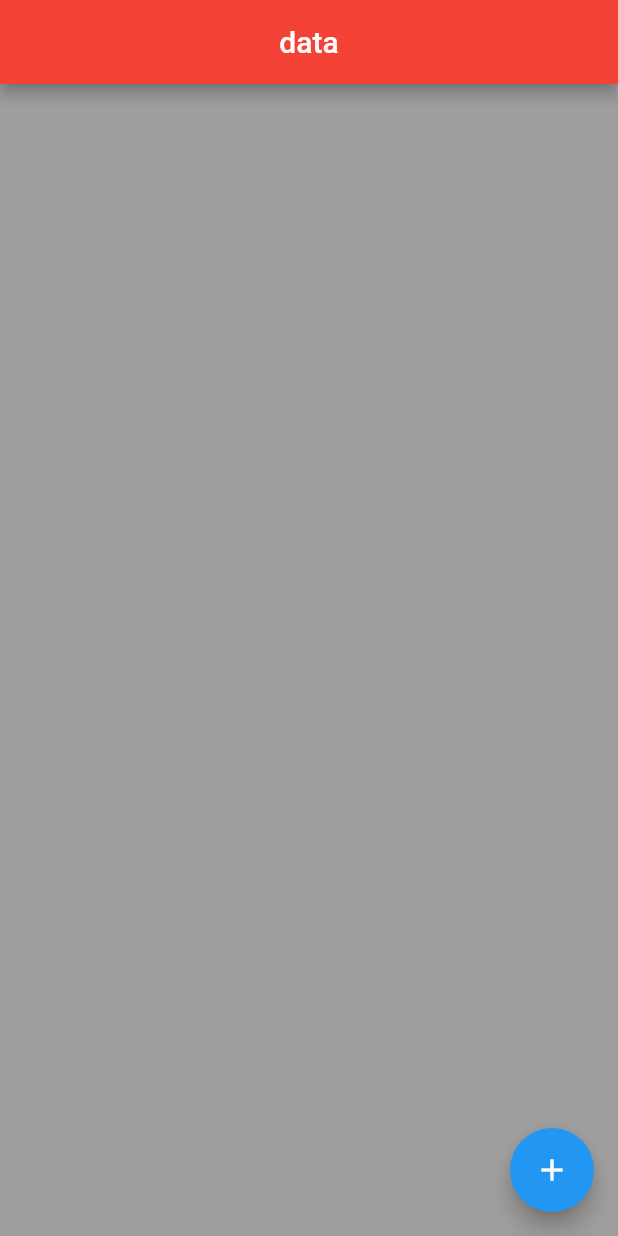
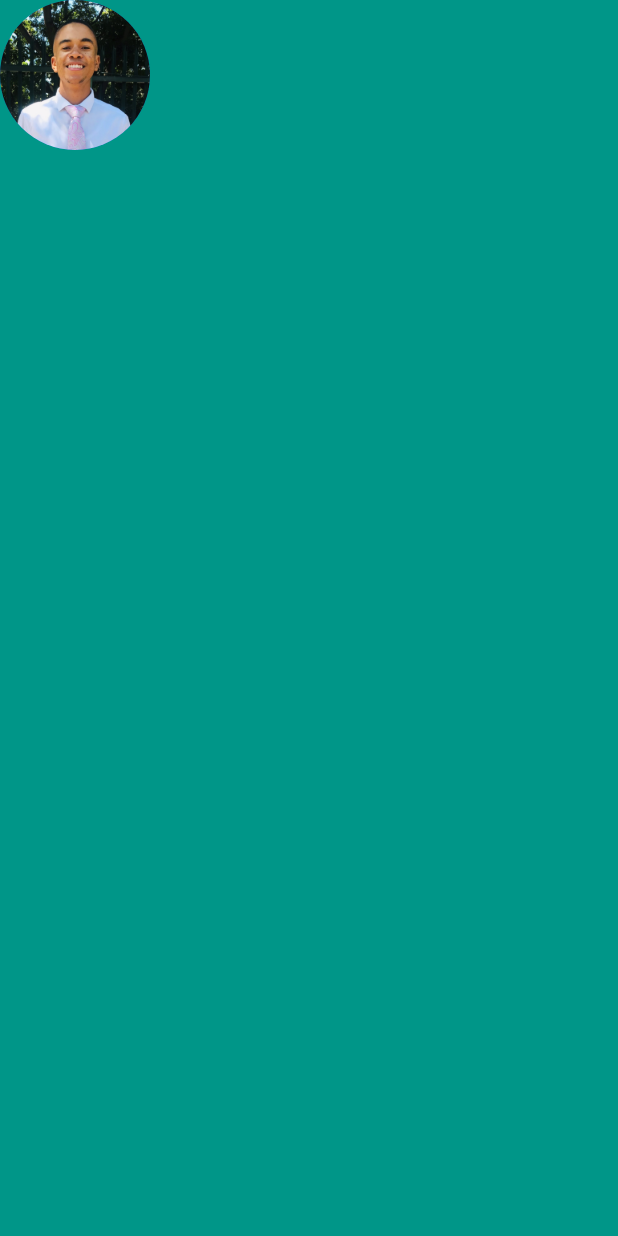
Before and after one commit to londonappbrewery/mi_card_flutter, a Flutter app: the screen it shows after launch, on a phone screen of 412 x 824 dp. Run offline on Flutter 3.47's test engine with Material 2 defaults, Android fonts, the phone set to English and light mode, and no system bars.

Commit message:
Business Card

```diff
--- a/lib/main.dart
+++ b/lib/main.dart
@@ -11,17 +11,103 @@ class MyApp extends StatelessWidget {
   Widget build(BuildContext context) {
     return MaterialApp(
       home: Scaffold(
-        backgroundColor: Colors.grey,
-        appBar: AppBar(
-          backgroundColor: Colors.red,
-          title: Center(child: Text('data')),
+        backgroundColor: Colors.teal,
+        // SafeArea is used to make elements on device position correct for the user to see
+        body: SafeArea(
+          child: Column(
+            // mainAxisAlignment: MainAxisAlignment.center,
+            children: [
+              CircleAvatar(
+                radius: 50.0,
+                backgroundImage: AssetImage('images/profile.jpg'),
+              ),
+            ],
+          ),
         ),
-        body: Container(),
-        floatingActionButton: FloatingActionButton(
-            child: Icon(
-          Icons.add,
-        )),
       ),
     );
   }
 }
+
+// Container(
+// height: 100.0,
+// width: 100.0,
+// // margin: EdgeInsets.all(50.0),
+// // padding: EdgeInsets.all(30.0),
+// color: Colors.white,
+// child: Text("Container 1"),
+// )
+
+// Coloums in flutter
+//
+// child: Column(
+// // mainAxisSize: MainAxisSize.min,
+// // mainAxisAlignment: MainAxisAlignment.spaceBetween,
+// children: [
+// Container(
+// height: 100.0,
+// width: 100.0,
+// // margin: EdgeInsets.all(50.0),
+// // padding: EdgeInsets.all(30.0),
+// color: Colors.white,
+// child: Text("Container 1"),
+// ),
+// // Provides spacing between the containers
+// SizedBox(
+// height: 20.0,
+// ),
+// Container(
+// width: 100.0,
+// height: 100.0,
+// color: Colors.blue,
+// // margin: EdgeInsets.all(50.0),
+// child: Text('Container 2'),
+// ),
+// Container(
+// width: 100.0,
+// height: 100.0,
+// color: Colors.red,
+// // margin: EdgeInsets.all(50.0),
+// child: Text('Container 3'),
+// ),
+// ],
+// ),
+
+// Layout Challenge
+// child: Row(
+// // mainAxisSize: MainAxisSize.min,
+// // mainAxisAlignment: MainAxisAlignment.spaceBetween,
+// mainAxisAlignment: MainAxisAlignment.spaceBetween,
+// children: [
+// Container(
+// height: double.infinity,
+// width: 100.0,
+// // margin: EdgeInsets.all(50.0),
+// // padding: EdgeInsets.all(30.0),
+// color: Colors.red,
+// // child: Text("Container 1"),
+// ),
+// Container(
+// child: Column(
+// mainAxisAlignment: MainAxisAlignment.center,
+// children: [
+// Container(
+// width: 100.0,
+// height: 100.0,
+// color: Colors.yellow,
+// ),
+// Container(
+// width: 100.0,
+// height: 100.0,
+// color: Colors.green,
+// ),
+// ],
+// ),
+// ),
+// Container(
+// height: double.infinity,
+// width: 100.0,
+// color: Colors.blue,
+// ),
+// ],
+// ),
```
Also changed, not shown: pubspec.yaml (+2 -6 lines), images/profile.jpg (added).
